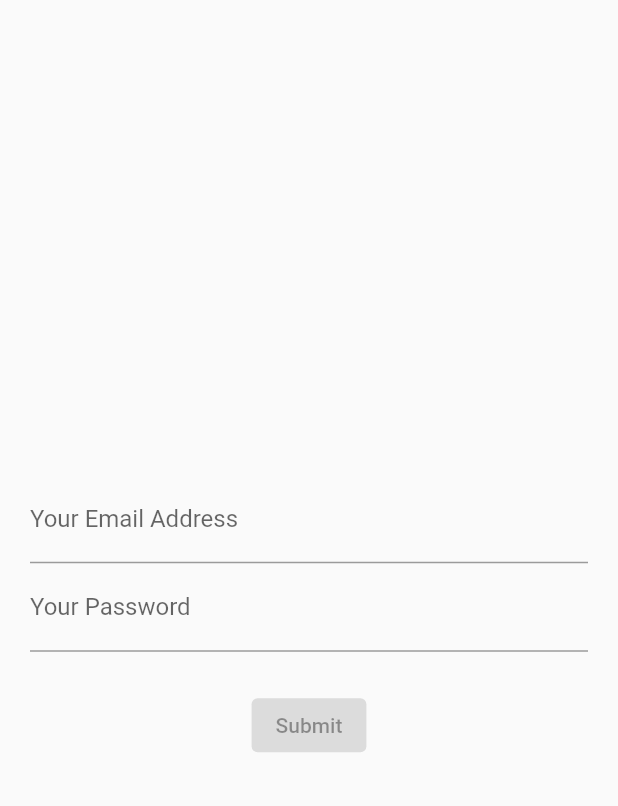
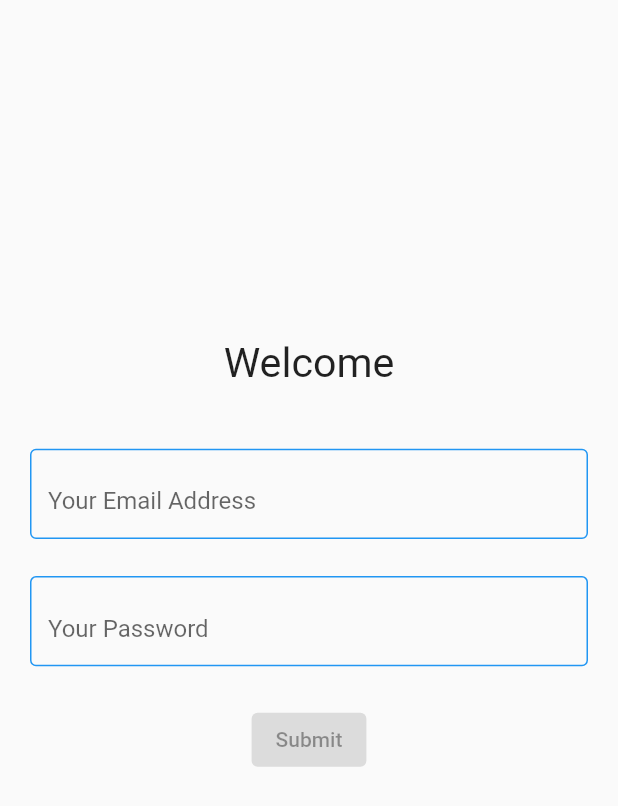
Before and after one commit to ahmadkhedr/e_butler_task_app, a Flutter app: the screen it shows after launch, on a phone screen of 412 x 824 dp. Shown: the top 806 px of the screen. Run offline on Flutter 3.47's test engine with Material 2 defaults, Android fonts, the phone set to English and light mode, and no system bars; our stand-ins replace fluttertoast, google_maps_flutter, rxdart, sizer, sqflite; missing offline and left inert: filter_list; accounts and stored records are empty.

Commit message:
three screen finished...last screen working on

```diff
--- /dev/null
+++ b/lib/src/business_logic_layer/Blocs/SingleUserBLoc.dart
@@ -0,0 +1,41 @@
+import 'package:e_butler_task/src/data_layer/Validators.dart';
+import 'package:flutter/cupertino.dart';
+import 'package:rxdart/rxdart.dart';
+
+import '../../configs/Constants.dart';
+import '../../data_layer/Models/RemoteModels/SingleUserModel.dart';
+import '../../data_layer/Repositories/SingleUserRepository.dart';
+
+class SingleUserBLoc with Validators, Constants {
+  final _userController = BehaviorSubject<SingleUserModel>();
+  final _userMailController = BehaviorSubject<String>();
+  final _updateDataController = BehaviorSubject<String>();
+  final singleUserRepository = SingleUserRepository();
+
+  Stream<SingleUserModel> get singleUserStream => _userController.stream;
+
+  Stream<String> get userMailStream =>
+      _userMailController.stream.transform(nameValidator);
+
+  Stream<String> get updateStream => _updateDataController.stream;
+
+  Function(String) get addMail => _userMailController.sink.add;
+
+  getUserData() async {
+    var userData = await singleUserRepository.getUserData();
+
+    _userController.sink.add(userData);
+  }
+
+  submitStream(BuildContext context,String userId) async {
+    print("Hi");
+    if (_userMailController.stream.value.isNotEmpty) {
+      var response = await singleUserRepository.updateUserData(userId);
+      if (response == "200") {
+        showToast("Data Updated Succefully");
+        Navigator.pop(context);
+      } else {}
+      // _updateDataController.sink.add(response);
+    } else {}
+  }
+}
--- a/lib/src/configs/Routes/AppRoutes.dart
+++ b/lib/src/configs/Routes/AppRoutes.dart
@@ -1,17 +1,22 @@
 // ignore_for_file: prefer_const_constructors, body_might_complete_normally_nullable
-
 
 import 'package:e_butler_task/src/presentation_layer/Screens/SplashScreen.dart';
 import 'package:flutter/cupertino.dart';
 import 'package:flutter/material.dart';
 
+import '../../presentation_layer/Screens/AddLocationScreen.dart';
+import '../../presentation_layer/Screens/EditUserScreen.dart';
 import '../../presentation_layer/Screens/LoginScreen.dart';
 import '../../presentation_layer/Screens/MainScreen.dart';
+import '../../presentation_layer/Screens/UserDetailsScreen.dart';
 
 class Routes {
   static const String intitailRoute = '/';
   static const String loginScreen = '/LoginScreen';
   static const String mainScreen = '/MainScreen';
+  static const String userDetailsScreen = '/UserDetailsScreen';
+  static const String addLocationScreen = '/AddLocationScreen';
+  static const String editUserScreen = '/EditUserScreen';
 }
 
 class AppRoutes {
@@ -25,6 +30,19 @@ class AppRoutes {
 
       case Routes.mainScreen:
         return MaterialPageRoute(builder: (context) => MainScreen());
+
+      case Routes.addLocationScreen:
+        return MaterialPageRoute(builder: (context) => AddLocationScreen());
+
+      case Routes.editUserScreen:
+        return MaterialPageRoute(builder: (context) => EditUserScreen());
+
+      case Routes.userDetailsScreen:
+        final map = routeSettings.arguments as Map<String, dynamic>;
+        return MaterialPageRoute(
+            builder: (context) => UserDetailsScreen(
+                  user: map['user'],
+                ));
     }
   }
 }
--- /dev/null
+++ b/lib/src/data_layer/Models/RemoteModels/SingleUserModel.dart
@@ -0,0 +1,36 @@
+// To parse this JSON data, do
+//
+//     final singleUserModel = singleUserModelFromJson(jsonString);
+
+import 'dart:convert';
+
+SingleUserModel singleUserModelFromJson(String str) =>
+    SingleUserModel.fromJson(json.decode(str));
+
+String? singleUserModelToJson(SingleUserModel data) =>
+    json.encode(data.toJson());
+
+class SingleUserModel {
+  SingleUserModel({
+    this.name,
+    this.avatar,
+    this.id,
+  });
+
+  String? name;
+  String? avatar;
+  String? id;
+
+  factory SingleUserModel.fromJson(Map<String, dynamic> json) =>
+      SingleUserModel(
+        name: json["name"] == null ? '' : json["name"],
+        avatar: json["avatar"] == null ? '' : json["avatar"],
+        id: json["id"] == null ? '' : json["id"],
+      );
+
+  Map<String, dynamic> toJson() => {
+        "name": name == null ? null : name,
+        "avatar": avatar == null ? null : avatar,
+        "id": id == null ? null : id,
+      };
+}
--- a/lib/src/data_layer/Models/RemoteModels/UserModel.dart
+++ b/lib/src/data_layer/Models/RemoteModels/UserModel.dart
@@ -44,7 +44,7 @@ class UserModel {
         email: json["email"] == null ? null : json["email"],
         password: json["password"] == null ? null : json["password"],
         description: json["description"] == null ? "description For the user To be Displayed here " : json["description"],
-        location: json["location"] == null ? null : List<String>.from(json["location"].map((x) => x)),
+        location: json["location"] == null ? [] : List<String>.from(json["location"].map((x) => x)),
         descriptionn: json["descriptionn"] == null ? "" : json["descriptionn"],
         token: json["token"] == null ? null : json["token"],
         data: json["data"] == null ? null : Data.fromJson(json["data"]),
--- /dev/null
+++ b/lib/src/data_layer/Repositories/SingleUserRepository.dart
@@ -0,0 +1,14 @@
+import '../Models/RemoteModels/SingleUserModel.dart';
+import '../Resourses/UsersApiProvider.dart';
+
+class SingleUserRepository {
+  final usersApiProvider = UsersApiProvider();
+
+  Future<SingleUserModel> getUserData() async {
+    return await usersApiProvider.getUserData();
+  }
+
+  Future<String> updateUserData(String userId)  {
+    return  usersApiProvider.updateUserData(userId);
+  }
+}
--- a/lib/src/presentation_layer/Screens/App.dart
+++ b/lib/src/presentation_layer/Screens/App.dart
@@ -5,6 +5,7 @@ import 'package:sizer/sizer.dart';
 
 import '../../business_logic_layer/Blocs/AllUsersBloc.dart';
 import '../../business_logic_layer/Blocs/LoginBloc.dart';
+import '../../business_logic_layer/Blocs/SingleUserBLoc.dart';
 import '../../data_layer/Resourses/UsersDBProvider.dart';
 
 class App extends StatefulWidget {
@@ -29,6 +30,7 @@ class _AppState extends State<App> {
         providers: [
           Provider<LoginBloc>(create: (_) => LoginBloc()),
           Provider<AllUsersBloc>(create: (_) => AllUsersBloc()),
+          Provider<SingleUserBLoc>(create: (_) => SingleUserBLoc()),
         ],
         child: Sizer(builder: (context, orientation, deviceType) {
           return MaterialApp(
--- a/lib/src/presentation_layer/Screens/LoginScreen.dart
+++ b/lib/src/presentation_layer/Screens/LoginScreen.dart
@@ -3,6 +3,7 @@
 import 'package:e_butler_task/src/business_logic_layer/Blocs/LoginBloc.dart';
 import 'package:flutter/material.dart';
 import 'package:provider/provider.dart';
+import 'package:sizer/sizer.dart';
 
 class LoginScreen extends StatelessWidget {
   const LoginScreen({super.key});
@@ -12,19 +13,31 @@ class LoginScreen extends StatelessWidget {
     final bloc = Provider.of<LoginBloc>(context);
 
     return Scaffold(
-      body: Container(
+      body: SingleChildScrollView(
+        child: Container(
           margin: EdgeInsets.all(20),
           child: Column(
-            mainAxisAlignment: MainAxisAlignment.center,
+              mainAxisAlignment: MainAxisAlignment.start,
               crossAxisAlignment: CrossAxisAlignment.center,
               children: [
+                Padding(
+                  padding: EdgeInsets.only(top: 25.h, bottom: 5.h),
+                  child: Text(
+                    "Welcome",
+                    style: TextStyle(fontSize: 20.sp),
+                  ),
+                ),
                 emailTextField(bloc),
-              passWordTestField(bloc),
+                Padding(
+                  padding: EdgeInsets.only(top: 3.h),
+                  child: passWordTestField(bloc),
+                ),
                 Container(
                   margin: EdgeInsets.only(top: 25.0),
                 ),
                 submitButton(bloc)
               ]),
+        ),
       ),
     );
   }
@@ -36,6 +49,25 @@ class LoginScreen extends StatelessWidget {
         return TextField(
           keyboardType: TextInputType.emailAddress,
           decoration: InputDecoration(
+              isDense: true,
+              border: OutlineInputBorder(
+                borderRadius: BorderRadius.all(Radius.circular(4.0)),
+                borderSide: BorderSide(width: 0.0),
+              ),
+              enabledBorder: OutlineInputBorder(
+                borderSide: BorderSide(color: Colors.blue),
+              ),
+              // focusedBorder: OutlineInputBorder(
+              //   borderSide: BorderSide(color: Colors.blue),
+              // ),
+              errorBorder: OutlineInputBorder(
+                borderSide: BorderSide(color: Colors.red),
+              ),
+              alignLabelWithHint: true,
+              suffix: const Icon(
+                Icons.mail,
+                color: Colors.blue,
+              ),
               hintText: 'youremail@gmail.com',
               label: Text("Your Email Address"),
               errorText: snapshot.hasError ? snapshot.error.toString() : null),
@@ -55,8 +87,31 @@ class LoginScreen extends StatelessWidget {
           keyboardType: TextInputType.text,
           obscureText: true,
           decoration: InputDecoration(
+              isDense: true,
+              border: OutlineInputBorder(
+                borderRadius: BorderRadius.all(Radius.circular(4.0)),
+                borderSide: BorderSide(width: 0.0),
+              ),
+              enabledBorder: OutlineInputBorder(
+                borderSide: BorderSide(color: Colors.blue),
+              ),
+              // focusedBorder: OutlineInputBorder(
+              //   borderSide: BorderSide(color: Colors.blue),
+              // ),
+              errorBorder: OutlineInputBorder(
+                borderSide: BorderSide(color: Colors.red),
+              ),
+              alignLabelWithHint: true,
               hintText: 'your Password',
               label: Text("Your Password"),
+              //  contentPadding: EdgeInsets.all(10.0),
+              suffix: const Icon(
+                Icons.password,
+                color: Colors.blue,
+              ),
+              // border: OutlineInputBorder(
+              //   borderSide: BorderSide(color: Colors.blue),
+              // ),
               errorText: snapshot.hasError ? snapshot.error.toString() : null),
           onChanged: bloc.changePassword,
         );
--- a/pubspec.yaml
+++ b/pubspec.yaml
@@ -27,6 +27,7 @@ dependencies:
   cached_network_image: ^3.2.2
   sizer: ^2.0.15
   filter_list: ^1.0.2
+  google_maps_flutter: ^2.2.1
 
 dev_dependencies:
   flutter_test:
```
Also changed, not shown: lib/src/data_layer/Resourses/UsersApiProvider.dart (+13 -0 lines), lib/src/data_layer/Validators.dart (+11 -3 lines), lib/src/presentation_layer/Screens/AddLocationScreen.dart (added, +12 -0 lines), lib/src/presentation_layer/Screens/EditUserScreen.dart (added, +109 -0 lines), lib/src/presentation_layer/Screens/MainScreen.dart (+10 -5 lines), lib/src/presentation_layer/Screens/UserDetailsScreen.dart (added, +73 -0 lines), lib/src/presentation_layer/Widgets/MapWidget.dart (added, +71 -0 lines), lib/src/presentation_layer/Widgets/UserItem.dart (+24 -5 lines), pubspec.lock, 4 other files. Lines whose indentation alone changed are shown as unchanged.
